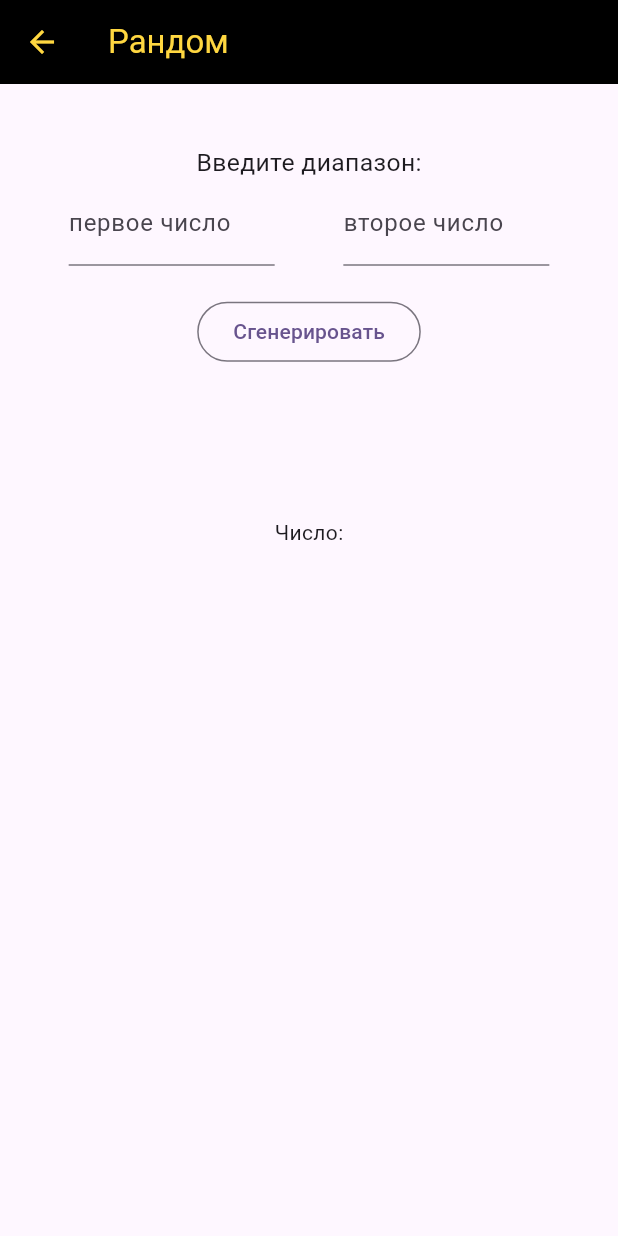
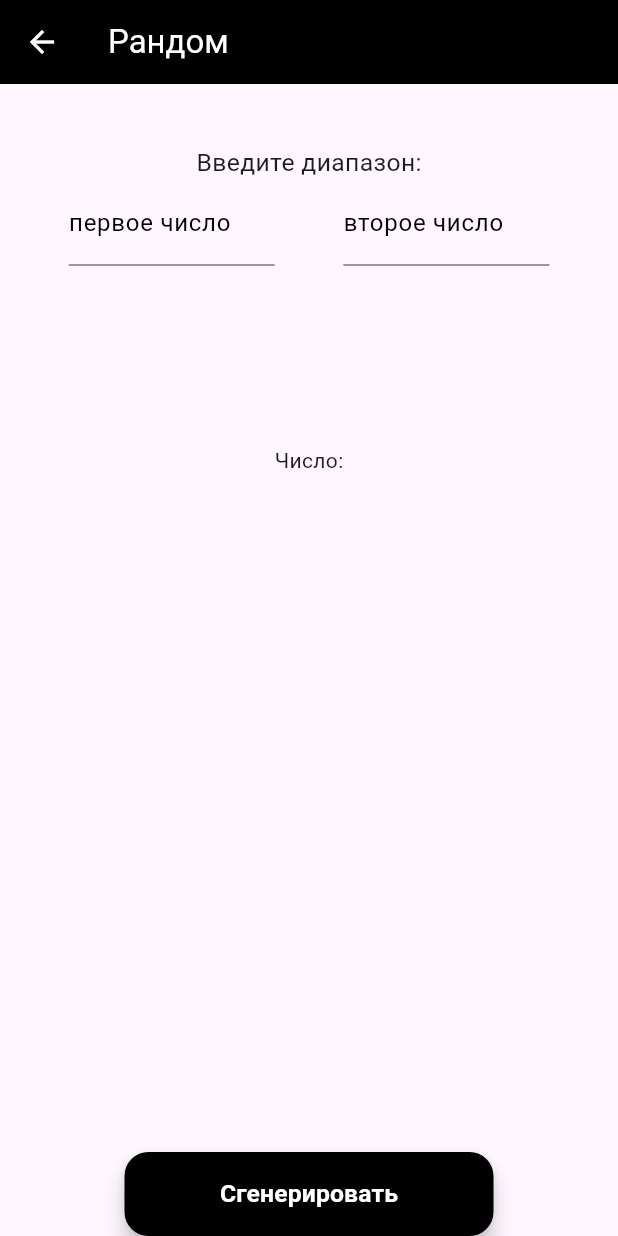
Before and after one commit to shamrayivan/promt_app, a Flutter app: the screen it shows after launch, after a tap on "Карманный рандомайзер", on a phone screen of 412 x 824 dp. Run offline on Flutter 3.47's test engine with Material 2 defaults, Android fonts, the phone set to English and light mode, and no system bars; our stand-ins replace bloc, flutter_bloc.

```diff
--- a/lib/Screens/main_screen.dart
+++ b/lib/Screens/main_screen.dart
@@ -8,7 +8,7 @@ class MainScreen extends StatelessWidget {
     return Scaffold(
       appBar: AppBar(
         backgroundColor: Theme.of(context).colorScheme.inversePrimary,
-        title: Text("Умный советчик"),
+        title: const Text("Умный советчик"),
       ),
       body: Wrap(
         alignment: WrapAlignment.start,
@@ -35,16 +35,28 @@ class MainScreen extends StatelessWidget {
             },
             child: Container(
               margin: const EdgeInsets.all(15),
-              color: Colors.black,
               width: MediaQuery.of(context).size.width / 2 - 30,
               height: MediaQuery.of(context).size.height / 5,
+              decoration: BoxDecoration(
+                  boxShadow: [
+                    BoxShadow(
+                      color: Colors.grey.withOpacity(0.7),
+                      spreadRadius: 2,
+                      blurRadius: 2,
+                      offset: const Offset(
+                          1, 1), // changes position of shadow
+                    ),
+                  ],
+                  color: Colors.black,
+                  borderRadius: BorderRadius.circular(20)
+              ),
               child: const Column(
                 mainAxisAlignment: MainAxisAlignment.center,
                 children: [
                   Text(
                     "Карманный рандомайзер",
                     textAlign: TextAlign.center,
-                    style: TextStyle(color: Colors.amberAccent, fontWeight: FontWeight.bold),
+                    style: TextStyle(color: Colors.white, fontWeight: FontWeight.bold),
                   )
                 ],
               ),
@@ -55,29 +67,66 @@ class MainScreen extends StatelessWidget {
             },
             child: Container(
               margin: const EdgeInsets.all(15),
-              color: Colors.brown,
               width: MediaQuery.of(context).size.width / 2 - 30,
               height: MediaQuery.of(context).size.height / 5,
+              decoration: BoxDecoration(
+                  boxShadow: [
+                    BoxShadow(
+                      color: Colors.grey.withOpacity(0.7),
+                      spreadRadius: 2,
+                      blurRadius: 2,
+                      offset: const Offset(
+                          1, 1), // changes position of shadow
+                    ),
+                  ],
+                  color: const Color(0xFF028E9B),
+                  borderRadius: BorderRadius.circular(20)
+              ),
               child: const Column(
                 mainAxisAlignment: MainAxisAlignment.center,
                 children: [
                   Text(
-                    "Электронная монетка Да / Нет",
+                    "Электронная монетка\nДа / Нет",
                     textAlign: TextAlign.center,
-                    style: TextStyle(color: Colors.black, fontWeight: FontWeight.bold),
+                    style: TextStyle(color: Colors.white, fontWeight: FontWeight.bold),
+                  )
+                ],
+              ),
+            ),),
+          GestureDetector(
+            onTap: () {
+              Navigator.pushNamed(context, '/chooseScreen');
+            },
+            child: Container(
+              margin: const EdgeInsets.all(15),
+              width: MediaQuery.of(context).size.width / 2 - 30,
+              height: MediaQuery.of(context).size.height / 5,
+              decoration: BoxDecoration(
+                  boxShadow: [
+                    BoxShadow(
+                      color: Colors.grey.withOpacity(0.7),
+                      spreadRadius: 2,
+                      blurRadius: 2,
+                      offset: const Offset(
+                          1, 1), // changes position of shadow
+                    ),
+                  ],
+                  color: const Color(0xFFEB0072),
+                  borderRadius: BorderRadius.circular(20)
+              ),
+              child: const Column(
+                mainAxisAlignment: MainAxisAlignment.center,
+                children: [
+                  Text(
+                    "Сделай правильный выбор",
+                    textAlign: TextAlign.center,
+                    style: TextStyle(color: Colors.white, fontWeight: FontWeight.bold),
                   )
                 ],
               ),
             ),),
         ],
       ),
-      floatingActionButton: FloatingActionButton(
-        onPressed: () {
-
-        },
-        tooltip: 'Increment',
-        child: const Icon(Icons.add),
-      ),
     );
   }
 }
--- a/lib/Screens/random_screen.dart
+++ b/lib/Screens/random_screen.dart
@@ -10,79 +10,91 @@ class RandomScreen extends StatelessWidget {
   Widget build(BuildContext context) {
     TextEditingController controllerFirst = TextEditingController();
     TextEditingController controllerSecond = TextEditingController();
+    return BlocProvider<RandomBloc>(
+      create: (context) => RandomBloc(),
+      child: BlocBuilder<RandomBloc, String>(
+        builder: (context, state) {
+          var randomBloc = BlocProvider.of<RandomBloc>(context);
           return Scaffold(
+            floatingActionButtonLocation: FloatingActionButtonLocation.centerDocked,
+            floatingActionButton: FloatingActionButton.extended(onPressed: () {
+              if (controllerFirst.value.text.isEmpty || controllerSecond.value.text.isEmpty){
+                ScaffoldMessenger.of(context).showSnackBar(const SnackBar(
+                    content: Text(
+                        "Заполните все поля!", textAlign: TextAlign.center,)));
+              }
+              else if (int.parse(controllerFirst.value.text) <
+                  int.parse(controllerSecond.value.text)) {
+                randomBloc.add(RandomIntEvent(
+                    int.parse(controllerFirst.value.text),
+                    int.parse(controllerSecond.value.text)));
+              } else {
+                ScaffoldMessenger.of(context).showSnackBar(const SnackBar(
+                    content: Text(
+                        "Первое число должно быть меньше",textAlign: TextAlign.center,)));
+              }
+            }, label: SizedBox(
+                width: MediaQuery.of(context).size.width / 2,
+                child: Text(
+                  "Сгенерировать",
+                  style: TextStyle(fontSize: MediaQuery.of(context).size.height/50,
+                      color: Colors.white,
+                      fontWeight: FontWeight.bold),
+                  textAlign: TextAlign.center,
+                )),
+            backgroundColor: Colors.black,),
             appBar: AppBar(
               iconTheme: const IconThemeData(
-          color: Colors.amberAccent, //change your color here
+                color: Colors.white, //change your color here
               ),
               title: const Text(
                 "Рандом",
-          style: TextStyle(color: Colors.amberAccent),
+                style: TextStyle(color: Colors.white),
               ),
               backgroundColor: Colors.black,
             ),
-      body: MultiBlocProvider(
-        providers: [
-          BlocProvider<RandomBloc>(
-            create: (context) => RandomBloc(),
+            body: Center(
+                    child: Column(
+                      children: [
+                        SizedBox(
+                          height: MediaQuery.of(context).size.height / 20,
                         ),
-        ],
-        child: BlocBuilder<RandomBloc, String>(
-          builder: (context, state) {
-            var randomBloc = BlocProvider.of<RandomBloc>(context);
-            return Center(
-              child: Column(
-                // mainAxisAlignment: MainAxisAlignment.center,
-                children: [
-                  SizedBox(height: MediaQuery.of(context).size.height/20,),
                         Text(
                           "Введите диапазон:",
                           style: TextStyle(
-                        fontSize: MediaQuery
-                            .of(context)
-                            .size
-                            .height / 50),
+                              fontSize:
+                                  MediaQuery.of(context).size.height / 50),
                         ),
                         Row(
                           mainAxisAlignment: MainAxisAlignment.spaceEvenly,
                           children: [
                             SizedBox(
-                        width: MediaQuery
-                            .of(context)
-                            .size
-                            .width / 3,
+                              width: MediaQuery.of(context).size.width / 3,
                               child: TextField(
+                                cursorColor: Colors.black,
                                 inputFormatters: <TextInputFormatter>[
-                            // for below version 2 use this
-                            FilteringTextInputFormatter.allow(RegExp(r'[0-9-]')),
-
-// for version 2 and greater youcan also use this
-//                             FilteringTextInputFormatter.digitsOnly,
-
+                                  FilteringTextInputFormatter.allow(
+                                      RegExp(r'[0-9-]')),
                                 ],
                                 controller: controllerFirst,
-                          decoration:
-                          const InputDecoration(labelText: "первое число"),
+                                decoration: const InputDecoration(
+                                    labelStyle: TextStyle(color: Colors.black),
+                                    labelText: "первое число"),
                                 keyboardType: TextInputType.number,
-
                               ),
                             ),
                             SizedBox(
-                        width: MediaQuery
-                            .of(context)
-                            .size
-                            .width / 3,
+                              width: MediaQuery.of(context).size.width / 3,
                               child: TextField(
+                                cursorColor: Colors.black,
                                 inputFormatters: <TextInputFormatter>[
-                            // for below version 2 use this
-                            FilteringTextInputFormatter.allow(RegExp(r'[0-9-]')),
-// for version 2 and greater youcan also use this
-//                             FilteringTextInputFormatter.digitsOnly
-
+                                  FilteringTextInputFormatter.allow(
+                                      RegExp(r'[0-9-]')),
                                 ],
                                 controller: controllerSecond,
-                          decoration:
-                          const InputDecoration(labelText: "второе число"),
+                                decoration: const InputDecoration(
+                                  labelStyle: TextStyle(color: Colors.black),
+                                    labelText: "второе число",),
                                 keyboardType: TextInputType.number,
                               ),
                             ),
@@ -92,17 +104,6 @@ class RandomScreen extends StatelessWidget {
                         const SizedBox(
                           height: 20,
                         ),
-                  OutlinedButton(
-                      onPressed: () {
-                        if(int.parse(
-                            controllerFirst.value.text)< int.parse(
-                            controllerSecond.value.text)) {
-                          BlocProvider.of<RandomBloc>(context).add(RandomIntEvent(int.parse(
-                              controllerFirst.value.text), int.parse(
-                              controllerSecond.value.text)));
-                        }else ScaffoldMessenger.of(context).showSnackBar(SnackBar(content: Text("Так нельзя! Первое число должно быть меньше")));
-                      },
-                      child: const Text("Сгенерировать")),
                         Column(
                           children: [
                             const SizedBox(
@@ -116,18 +117,16 @@ class RandomScreen extends StatelessWidget {
                               state,
                               style: TextStyle(
                                   fontWeight: FontWeight.bold,
-                            fontSize: MediaQuery
-                                .of(context)
-                                .size
-                                .height / 25),
+                                  fontSize:
+                                      MediaQuery.of(context).size.height / 25),
                             ),
                           ],
                         ),
                       ],
               ),
+            ),
           );
         },
-        ),
       ),
     );
   }
--- a/lib/main.dart
+++ b/lib/main.dart
@@ -1,27 +1,13 @@
-import 'package:flutter/foundation.dart';
 import 'package:flutter/material.dart';
-import 'package:flutter_bloc/flutter_bloc.dart';
+import 'package:promt_app/Screens/choose_screen.dart';
 import 'package:promt_app/Screens/coin_screen.dart';
 import 'package:promt_app/Screens/main_screen.dart';
-import 'package:promt_app/random_bloc/random_bloc.dart';
 
 import 'Screens/random_screen.dart';
 
 void main() {
   runApp(const MyApp());
 }
-
-Future<String> getData() {
-  return Future.delayed(Duration(seconds: 2), () {
-    return "I am data";
-    // throw Exception("Custom Error");
-  });
-}
-
-DateTime initTime = DateTime(1998, 10, 23, 05, 45);
-// DateTime nowTime = DateTime.now();
-String answer = "";
-int random = 2;
 
 class MyApp extends StatelessWidget {
   const MyApp({super.key});
@@ -35,13 +21,13 @@ class MyApp extends StatelessWidget {
         '/': (context) => const MainScreen(),
         '/randomScreen': (context) => const RandomScreen(),
         '/coinScreen': (context) => const CoinScreen(),
+        '/chooseScreen': (context) => ChooseScreen(),
       },
       title: 'Flutter Demo',
       theme: ThemeData(
         colorScheme: ColorScheme.fromSeed(seedColor: Colors.deepPurple),
         useMaterial3: true,
       ),
-      // home: const MyHomePage(title: 'Советчик'),
     );
   }
 }
--- a/lib/random_bloc/random_bloc.dart
+++ b/lib/random_bloc/random_bloc.dart
@@ -11,7 +11,7 @@ class RandomBloc extends Bloc<RandomEvent, String> {
     on<RandomIntEvent>(_onGetRandom);
   }
   _onGetRandom(RandomIntEvent event , Emitter emit){
-    int range = event.endNumber - event.initNumber;
+    int range = event.endNumber - event.initNumber + 1;
     DateTime initTime = DateTime(1998, 10, 23, 05, 45);
       int result =
           DateTime.now().millisecondsSinceEpoch - initTime.millisecondsSinceEpoch;
```
Also changed, not shown: lib/Screens/choose_screen.dart (added, +158 -0 lines), lib/Screens/coin_screen.dart (+66 -19 lines), lib/choose_bloc/choose_bloc.dart (added, +37 -0 lines), lib/choose_bloc/choose_event.dart (added, +17 -0 lines), lib/choose_bloc/choose_state.dart (added, +22 -0 lines), lib/coin_bloc/coin_bloc.dart (+25 -11 lines), lib/coin_bloc/coin_state.dart (+13 -0 lines). Lines whose indentation alone changed are shown as unchanged.
